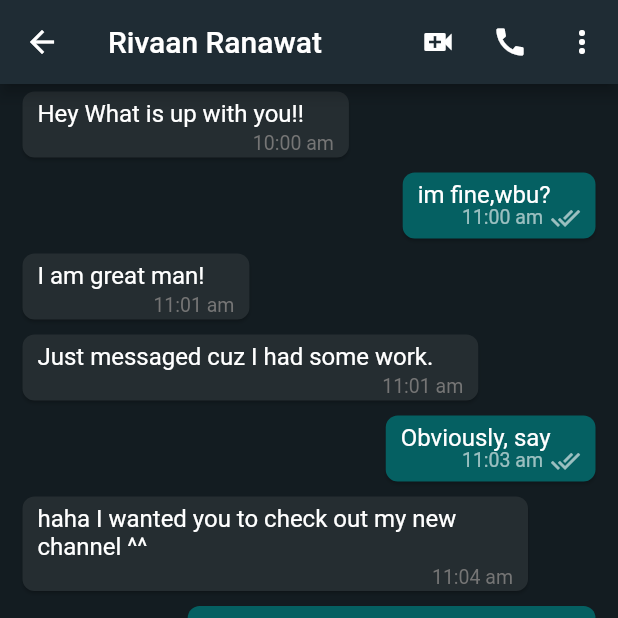
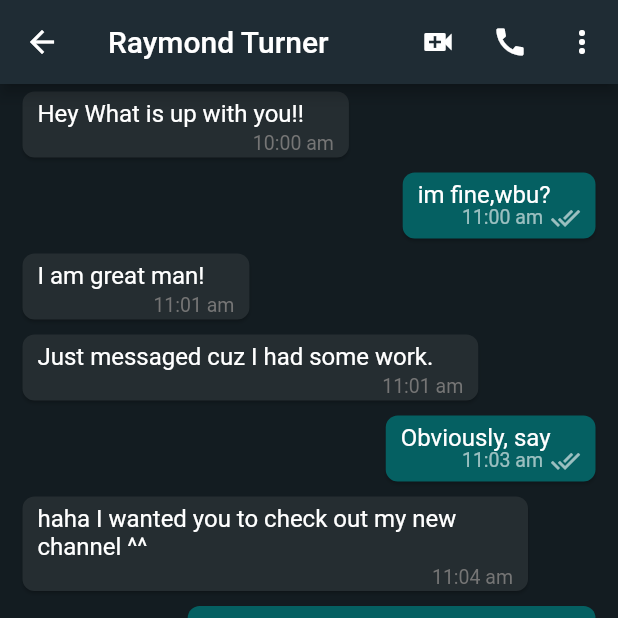
Before and after one commit to rayct/whatsapp_clone, a Flutter app: the MobileChatScreen screen opened directly, on a phone screen of 412 x 824 dp, the top half of it. Run offline on Flutter 3.47's test engine with Material 2 defaults, Android fonts, the phone set to English and light mode, and no system bars; network calls fail.

```diff
--- a/lib/info.dart
+++ b/lib/info.dart
@@ -1,7 +1,14 @@
 const info = [
   {
+    'name': 'Raymond Turner',
+    'message': 'Hey, how are you doing?',
+    'time': '3:53 pm',
+    'profilePic':
+        'https://pbs.twimg.com/profile_images/1420356697059647492/Nd9MEA37_400x400.jpg',
+  },
+  {
     'name': 'Rivaan Ranawat',
-    'message': 'Hey, how are you doing?',
+    'message': 'Hello Bro?',
     'time': '3:53 pm',
     'profilePic':
         'https://upload.wikimedia.org/wikipedia/commons/8/85/Elon_Musk_Royal_Society_%28crop1%29.jpg',
@@ -101,19 +108,9 @@ const messages = [
     "text": "Looks great to me!",
     "time": "11:15 am",
   },
-
-
   {"isMe": false, "text": "Thanks bro!", "time": "11:17 am"},
-  {
-    "isMe": false,
-    "text": "Did you subscribe?",
-    "time": "11:16 am"
-  },
-  {
-    "isMe": true,
-    "text": "Yes, surely bro!",
-    "time": "11:17 am"
-  },
+  {"isMe": false, "text": "Did you subscribe?", "time": "11:16 am"},
+  {"isMe": true, "text": "Yes, surely bro!", "time": "11:17 am"},
   {
     "isMe": false,
     "text": "Cool, did you like the content?",
--- a/lib/widgets/web_chat_appbar.dart
+++ b/lib/widgets/web_chat_appbar.dart
@@ -18,7 +18,7 @@ class ChatAppBar extends StatelessWidget {
             children: [
               const CircleAvatar(
                 backgroundImage: NetworkImage(
-                  'https://upload.wikimedia.org/wikipedia/commons/8/85/Elon_Musk_Royal_Society_%28crop1%29.jpg',
+                  'https://pbs.twimg.com/profile_images/1420356697059647492/Nd9MEA37_400x400.jpg',
                 ),
                 radius: 20,
               ),
@@ -26,7 +26,7 @@ class ChatAppBar extends StatelessWidget {
                 width: MediaQuery.of(context).size.width * 0.01,
               ),
               const Text(
-                'Rivaan Ranawat',
+                'Raymond Turner',
                 style: TextStyle(
                   fontSize: 18,
                 ),
```
